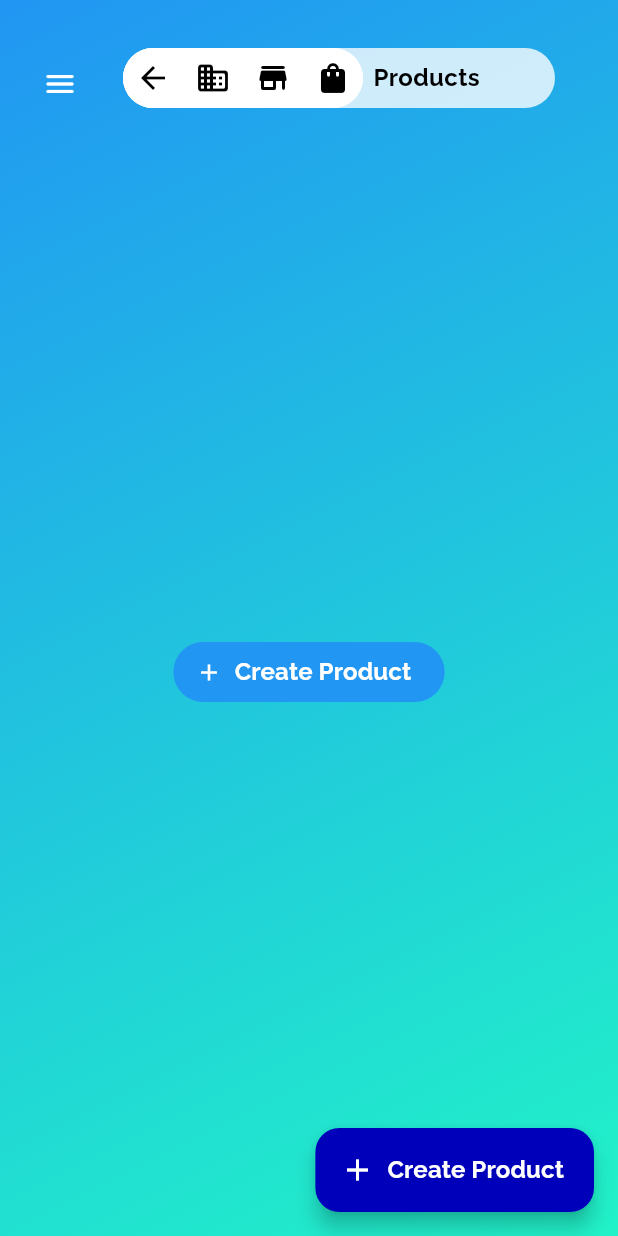
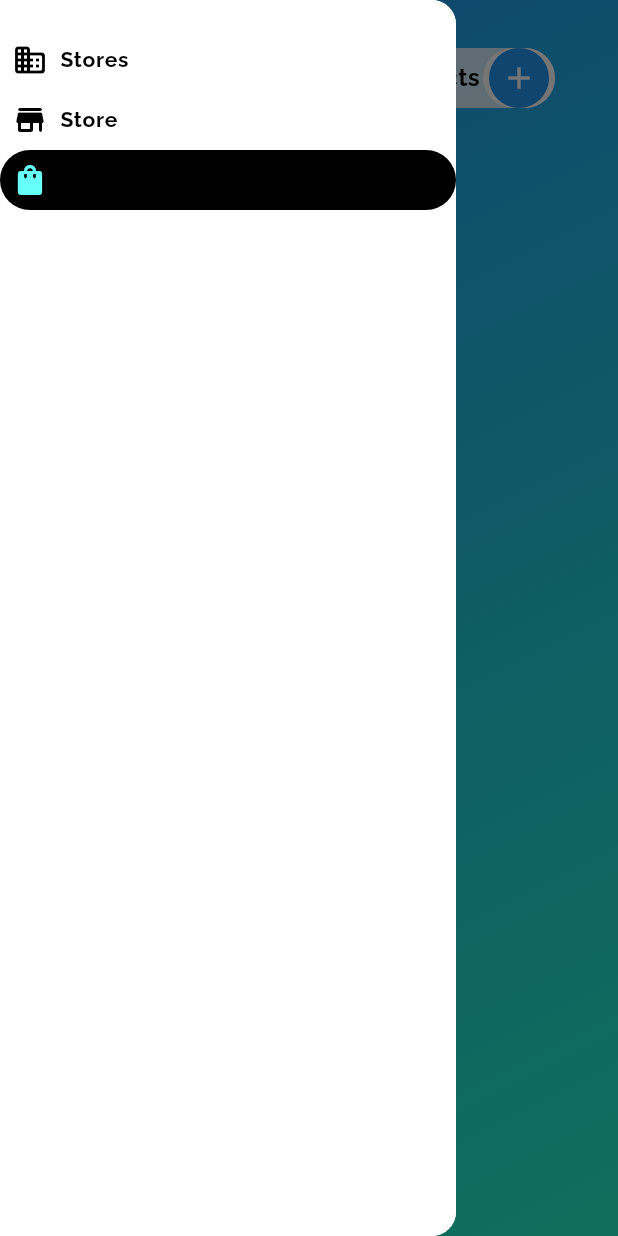
Before and after one commit to absolutionjewelry/manage_admin, a Flutter app: the ProductsView widget shown alone on an empty page, opened directly with empty values, with the side drawer open (before the commit the screen has no drawer), on a phone screen of 412 x 824 dp. Run offline on Flutter 3.47's test engine with Material 3 defaults, Android fonts, the phone set to English and light mode, and no system bars; our stand-ins replace flutter_riverpod, google_fonts, shared_preferences; accounts and stored records are empty.

Commit message:
Some UI tweaking

```diff
--- a/lib/stores/navigation.dart
+++ b/lib/stores/navigation.dart
@@ -4,16 +4,20 @@ import 'products/products.dart';
 import 'stores.dart';
 import 'store.dart';
 
+enum ScreenNavigationActiveItem { stores, store, products }
+
 List<ScreenNavigationItem> storeNavigation({
   required String storeId,
   required BuildContext context,
   bool collapsed = true,
+  ScreenNavigationActiveItem? activeItem,
 }) {
   return [
     ScreenNavigationItem(
       icon: Icons.domain_rounded,
       title: 'Stores',
       tooltip: 'Stores',
+      isActive: activeItem == ScreenNavigationActiveItem.stores,
       collapsed: collapsed,
       onPressed:
           () => Navigator.of(context).pushReplacement(
@@ -24,6 +28,7 @@ List<ScreenNavigationItem> storeNavigation({
       icon: Icons.store_rounded,
       title: 'Store',
       tooltip: 'Store',
+      isActive: activeItem == ScreenNavigationActiveItem.store,
       collapsed: collapsed,
       onPressed:
           () => Navigator.of(context).push(
@@ -36,6 +41,7 @@ List<ScreenNavigationItem> storeNavigation({
       icon: Icons.shopping_bag_rounded,
       title: 'Products',
       tooltip: 'Products',
+      isActive: activeItem == ScreenNavigationActiveItem.products,
       collapsed: collapsed,
       onPressed:
           () => Navigator.of(context).push(
--- a/lib/stores/products/products.dart
+++ b/lib/stores/products/products.dart
@@ -126,12 +126,22 @@ class _ProductsViewState extends ConsumerState<ProductsView> {
   @override
   Widget build(BuildContext context) {
     final products = ref.watch(productsProvider);
-    return Scaffold(
-      body: ScreenContainer(
+    return ScreenContainer(
       navigationBar: ScreenNavigationBar(
         title: 'Products',
         navigationItems: [
-            ...storeNavigation(storeId: widget.storeId, context: context),
+          ...storeNavigation(
+            storeId: widget.storeId,
+            context: context,
+            activeItem: ScreenNavigationActiveItem.products,
+          ),
+        ],
+        actions: [
+          IconButton.filled(
+            onPressed: () => createProduct(context),
+            icon: const Icon(Icons.add),
+            tooltip: 'Create Product',
+          ),
         ],
       ),
       navigationDrawer: ScreenNavigationDrawer(
@@ -140,6 +150,7 @@ class _ProductsViewState extends ConsumerState<ProductsView> {
             storeId: widget.storeId,
             context: context,
             collapsed: false,
+            activeItem: ScreenNavigationActiveItem.products,
           ),
         ],
       ),
@@ -155,8 +166,7 @@ class _ProductsViewState extends ConsumerState<ProductsView> {
                         data.isEmpty
                             ? Container(
                               padding: const EdgeInsets.all(16),
-                                height:
-                                    MediaQuery.of(context).size.height - 104,
+                              height: MediaQuery.of(context).size.height - 104,
                               child: Center(
                                 child: FilledButton.icon(
                                   onPressed: () => createProduct(context),
@@ -167,8 +177,7 @@ class _ProductsViewState extends ConsumerState<ProductsView> {
                             )
                             : SizedBox(
                               width: MediaQuery.of(context).size.width,
-                                height:
-                                    MediaQuery.of(context).size.height - 104,
+                              height: MediaQuery.of(context).size.height - 104,
                               child: GridView(
                                 gridDelegate:
                                     SliverGridDelegateWithFixedCrossAxisCount(
@@ -194,12 +203,12 @@ class _ProductsViewState extends ConsumerState<ProductsView> {
                                                 ).push(
                                                   MaterialPageRoute(
                                                     builder:
-                                                          (
-                                                            context,
-                                                          ) => ProductView(
+                                                        (context) =>
+                                                            ProductView(
                                                               product: product,
                                                               storeId:
-                                                                widget.storeId,
+                                                                  widget
+                                                                      .storeId,
                                                             ),
                                                   ),
                                                 ),
@@ -208,17 +217,15 @@ class _ProductsViewState extends ConsumerState<ProductsView> {
                                                 icon: Icons.edit,
                                                 label: 'Edit',
                                                 onTap:
-                                                      () =>
-                                                          editProduct(product),
+                                                    () => editProduct(product),
                                               ),
                                               NavigationCardAction(
                                                 icon: Icons.delete,
                                                 label: 'Delete',
                                                 color: Colors.red,
                                                 onTap:
-                                                      () => deleteProduct(
-                                                        product,
-                                                      ),
+                                                    () =>
+                                                        deleteProduct(product),
                                               ),
                                             ],
                                           ),
@@ -227,14 +234,7 @@ class _ProductsViewState extends ConsumerState<ProductsView> {
                               ),
                             ),
                 error: (error, stack) => Text(error.toString()),
-                  loading:
-                      () => const Center(child: CircularProgressIndicator()),
-                ),
-      ),
-      floatingActionButton: FloatingActionButton.extended(
-        onPressed: () => createProduct(context),
-        label: const Text('Create Product'),
-        icon: const Icon(Icons.add),
+                loading: () => const Center(child: CircularProgressIndicator()),
               ),
     );
   }
--- a/lib/stores/store.dart
+++ b/lib/stores/store.dart
@@ -48,7 +48,11 @@ class _StoreViewState extends ConsumerState<StoreView> {
             navigationBar: ScreenNavigationBar(
               title: 'Store',
               navigationItems: [
-                ...storeNavigation(storeId: store?.id ?? '', context: context),
+                ...storeNavigation(
+                  storeId: store?.id ?? '',
+                  context: context,
+                  activeItem: ScreenNavigationActiveItem.store,
+                ),
               ],
             ),
             navigationDrawer: ScreenNavigationDrawer(
@@ -57,6 +61,7 @@ class _StoreViewState extends ConsumerState<StoreView> {
                   storeId: store?.id ?? '',
                   context: context,
                   collapsed: false,
+                  activeItem: ScreenNavigationActiveItem.store,
                 ),
               ],
             ),
--- a/lib/ui/screen_container.dart
+++ b/lib/ui/screen_container.dart
@@ -24,9 +24,7 @@ class _ScreenContainerState extends State<ScreenContainer> {
   @override
   Widget build(BuildContext context) {
     return Scaffold(
-      body: Stack(
-        children: [
-          Container(
+      body: Container(
         height: MediaQuery.of(context).size.height,
         width: MediaQuery.of(context).size.width,
         padding: const EdgeInsets.all(16),
@@ -49,59 +47,7 @@ class _ScreenContainerState extends State<ScreenContainer> {
           ],
         ),
       ),
-          if (widget.navigationDrawer != null) ...[
-            Positioned(
-              top: 32,
-              left: 16,
-              child: IconButton(
-                onPressed:
-                    () => setState(() {
-                      isDrawerOpen = !isDrawerOpen;
-                    }),
-                icon: Icon(
-                  Icons.menu_rounded,
-                  color: Theme.of(context).colorScheme.surface,
-                ),
-              ),
-            ),
-            if (isDrawerOpen)
-              Positioned(
-                top: 0,
-                left: 0,
-                bottom: 0,
-                child: Stack(
-                  children: [
-                    GestureDetector(
-                      onTap:
-                          () => setState(() {
-                            isDrawerOpen = false;
-                          }),
-                      child: Container(
-                        width: MediaQuery.of(context).size.width,
-                        height: MediaQuery.of(context).size.height,
-                        decoration: BoxDecoration(
-                          color: Theme.of(
-                            context,
-                          ).colorScheme.onSurface.withAlpha(100),
-                        ),
-                      ),
-                    ),
-                    Container(
-                      width: MediaQuery.of(context).size.width,
-                      height: MediaQuery.of(context).size.height,
-                      padding: EdgeInsets.only(
-                        top: 16,
-                        bottom: 16,
-                        right: MediaQuery.of(context).size.width * 0.33,
-                      ),
-                      child: widget.navigationDrawer!,
-                    ),
-                  ],
-                ),
-              ),
-          ],
-        ],
-      ),
+      drawer: Drawer(child: widget.navigationDrawer),
     );
   }
 }
--- a/lib/ui/screen_navigation_bar.dart
+++ b/lib/ui/screen_navigation_bar.dart
@@ -12,6 +12,7 @@ class ScreenNavigationBar extends ConsumerStatefulWidget {
   final Color? titleColor;
   final bool? showLogout;
   final bool? showBack;
+  final bool? showMenu;
 
   const ScreenNavigationBar({
     super.key,
@@ -22,6 +23,7 @@ class ScreenNavigationBar extends ConsumerStatefulWidget {
     this.titleColor,
     this.showLogout = true,
     this.showBack = true,
+    this.showMenu = false,
   });
 
   @override
@@ -30,12 +32,26 @@ class ScreenNavigationBar extends ConsumerStatefulWidget {
 }
 
 class _ScreenNavigationBarState extends ConsumerState<ScreenNavigationBar> {
+  findScaffold(BuildContext context) {
+    return context.findRootAncestorStateOfType<ScaffoldState>();
+  }
+
   @override
   Widget build(BuildContext context) {
     final auth = ref.watch(authProvider);
     final isMobile = MediaQuery.of(context).size.width < 600;
     return Row(
       children: [
+        if (widget.showMenu == true)
+          IconButton(
+            onPressed: () {
+              final scaffold = findScaffold(context);
+              if (scaffold != null) {
+                scaffold.openDrawer();
+              }
+            },
+            icon: const Icon(Icons.menu, color: Colors.white),
+          ),
         Spacer(),
         if (isMobile) SizedBox(width: 40),
         Container(
@@ -89,6 +105,13 @@ class _ScreenNavigationBarState extends ConsumerState<ScreenNavigationBar> {
                     ),
                   ),
                   Expanded(child: SizedBox.shrink()),
+                  Container(
+                    decoration: BoxDecoration(
+                      color: Theme.of(context).colorScheme.surface,
+                      borderRadius: BorderRadius.circular(20),
+                    ),
+                    child: Row(
+                      children: [
                         ...(widget.actions ?? []),
                         if (auth != null && widget.showLogout == true)
                           ScreenNavigationItem(
@@ -97,9 +120,14 @@ class _ScreenNavigationBarState extends ConsumerState<ScreenNavigationBar> {
                               final navigator = Navigator.of(context);
                               await signOut(ref);
                               navigator.pushReplacement(
-                          MaterialPageRoute(builder: (context) => LoginView()),
+                                MaterialPageRoute(
+                                  builder: (context) => LoginView(),
+                                ),
                               );
                             },
+                          ),
+                      ],
+                    ),
                   ),
                 ],
               ),
--- a/lib/ui/screen_navigation_drawer.dart
+++ b/lib/ui/screen_navigation_drawer.dart
@@ -7,9 +7,11 @@ class ScreenNavigationDrawer extends StatelessWidget {
 
   @override
   Widget build(BuildContext context) {
-    return Container(
-      width: MediaQuery.of(context).size.width,
+    return Drawer(
+      child: Container(
+        width: MediaQuery.of(context).size.width * 0.5,
         height: MediaQuery.of(context).size.height,
+        margin: EdgeInsets.only(top: 20, bottom: 20),
         decoration: BoxDecoration(
           color: Theme.of(context).colorScheme.surface,
           borderRadius: BorderRadius.only(
@@ -18,6 +20,7 @@ class ScreenNavigationDrawer extends StatelessWidget {
           ),
         ),
         child: ListView(children: children),
+      ),
     );
   }
 }
--- a/lib/ui/screen_navigation_item.dart
+++ b/lib/ui/screen_navigation_item.dart
@@ -35,7 +35,8 @@ class ScreenNavigationItem extends StatelessWidget {
       decoration: BoxDecoration(
         color:
             isActive ?? false
-                ? activeBackgroundColor ?? Theme.of(context).colorScheme.surface
+                ? activeBackgroundColor ??
+                    Theme.of(context).colorScheme.onTertiaryContainer
                 : backgroundColor ?? Theme.of(context).colorScheme.surface,
         borderRadius: BorderRadius.circular(20),
       ),
@@ -49,7 +50,11 @@ class ScreenNavigationItem extends StatelessWidget {
               children: [
                 Icon(
                   icon,
-                  color: iconColor ?? Theme.of(context).colorScheme.onSurface,
+                  color:
+                      iconColor ??
+                      (isActive ?? false
+                          ? Theme.of(context).colorScheme.secondaryContainer
+                          : Theme.of(context).colorScheme.onSurface),
                 ),
                 if (title != null && !collapsed)
                   Padding(
```
Also changed, not shown: lib/dashboard/dashboard.dart (deleted, +0 -11 lines), lib/stores/stores.dart (+15 -13 lines). Lines whose indentation alone changed are shown as unchanged.
